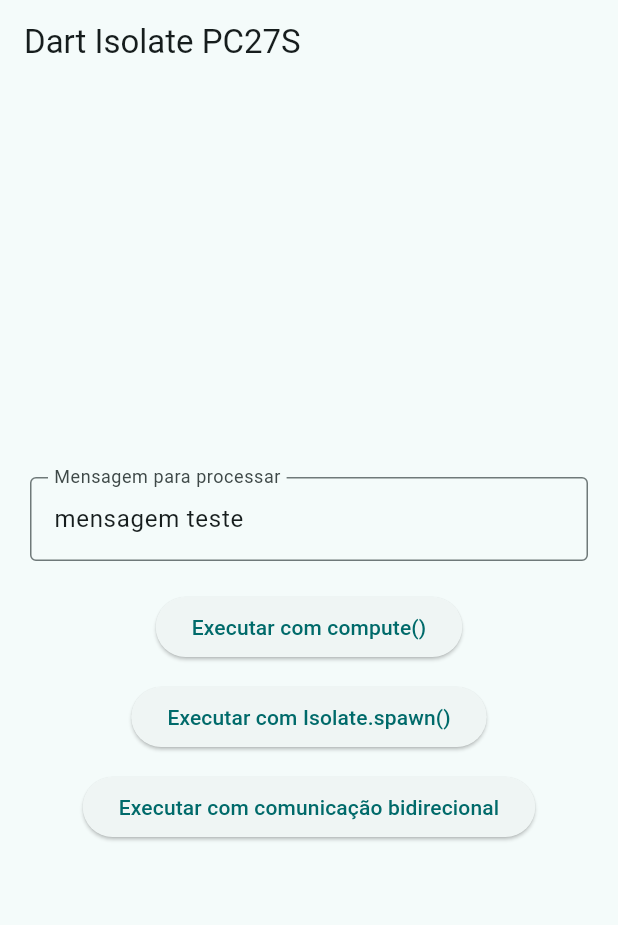
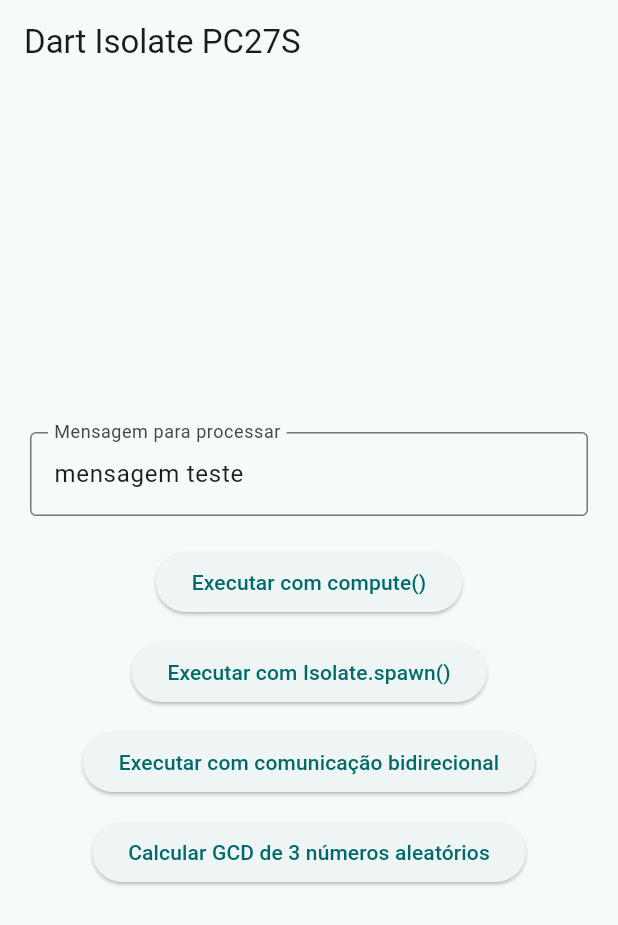
Before and after one commit to ernonemacher/dart_isolates_pc27s, a Flutter app: the screen it shows after launch, on a phone screen of 412 x 824 dp. Shown: the top 925 px of the screen. Run offline on Flutter 3.47's test engine with Material 3 defaults, Android fonts, the phone set to English and light mode, and no system bars.

Commit message:
add GCD calculation feature

```diff
--- a/lib/logic/compute_worker.dart
+++ b/lib/logic/compute_worker.dart
@@ -1,6 +1,6 @@
 import 'package:flutter/foundation.dart';
 
-String _heavyComputation(String input) {
+String _computation(String input) {
   int sum = 0;
   for (int i = 0; i < 100000000; i++) {
     sum += i % 5;
@@ -9,5 +9,5 @@ String _heavyComputation(String input) {
 }
 
 Future<String> computeHeavyTask(String input) async {
-  return await compute(_heavyComputation, input);
+  return await compute(_computation, input);
 }
--- a/lib/screens/home_screen.dart
+++ b/lib/screens/home_screen.dart
@@ -2,6 +2,7 @@ import 'package:flutter/material.dart';
 import '../../logic/compute_worker.dart';
 import '../../logic/spawn_worker.dart';
 import '../../logic/bidirectional_worker.dart';
+import '../../logic/gcd_worker.dart';
 
 class HomeScreen extends StatefulWidget {
   const HomeScreen({super.key});
@@ -44,6 +45,15 @@ class _HomeScreenState extends State<HomeScreen> {
     _showResult(context, 'Bidirectional', result);
   }
 
+  Future<void> _handleGCD(BuildContext context) async {
+    final result = await calculateGCD();
+    final numbers = result['numbers'] as List<int>;
+    final gcd = result['gcd'] as int;
+
+    _showResult(context, 'GCD Calculation',
+        'Random numbers: ${numbers[0]}, ${numbers[1]}, ${numbers[2]}\n\nGreatest Common Divisor: $gcd');
+  }
+
   @override
   void dispose() {
     _messageController.dispose();
@@ -82,6 +92,11 @@ class _HomeScreenState extends State<HomeScreen> {
                 onPressed: () => _handleBidirectional(context),
                 child: const Text('Executar com comunicação bidirecional'),
               ),
+              const SizedBox(height: 12),
+              ElevatedButton(
+                onPressed: () => _handleGCD(context),
+                child: const Text('Calcular GCD de 3 números aleatórios'),
+              ),
             ],
           ),
         ),
```
Also changed, not shown: lib/logic/gcd_worker.dart (added, +52 -0 lines).
